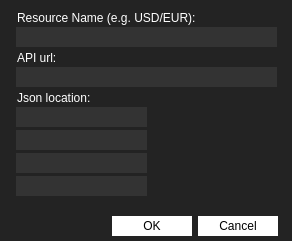
Acria-Network/Acria-Oracle-Node-Qt, file configitem.ui: the form before one commit.
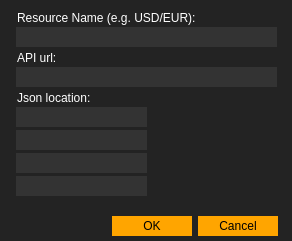
The form after the commit. Icons and pictures are not drawn.

What changed in the file:
```diff
--- a/configitem.ui
+++ b/configitem.ui
@@ -37,7 +37,8 @@
 /*padding:30px;*/
 width:80px;
 padding-top:3px;
-padding-bottom:3px;</string>
+padding-bottom:3px;
+background-color:orange;</string>
    </property>
    <property name="orientation">
     <enum>Qt::Horizontal</enum>
```
Left out of the diff: 2 changed lines with no effect on the pictures.
